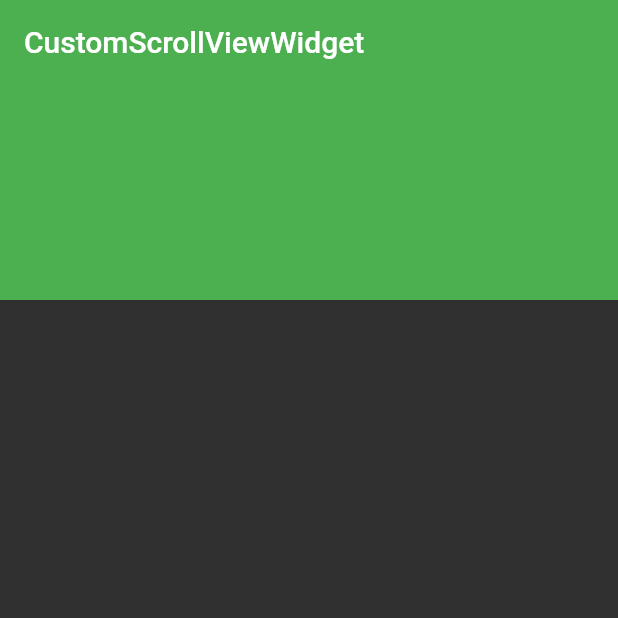
After one commit to RustamovRRR/widgets, a Flutter app: the screen it shows after launch, on a phone screen of 412 x 824 dp, the top half of it. The commit adds this screen. Run offline on Flutter 3.47's test engine with Material 2 defaults, Android fonts, the phone set to English and light mode, and no system bars; our stand-ins replace flutter_easyloading.

Commit message:
CustomScrollView and SliverAppBar

```diff
--- a/lib/main.dart
+++ b/lib/main.dart
@@ -1,5 +1,6 @@
 import "package:flutter/material.dart";
 import 'package:flutter_easyloading/flutter_easyloading.dart';
+import 'package:widgets/scrolls/CustomScrollViewWidget.dart';
 import 'package:widgets/scrolls/GridViewClass.dart';
 import 'package:widgets/scrolls/listViewLayoutProblemi.dart';
 
@@ -44,8 +45,8 @@ class MyApp extends StatelessWidget {
               headline1: TextStyle(
                   color: Color.fromRGBO(156, 39, 176, 1),
                   fontWeight: FontWeight.bold)),
-      ),
-      home: GridViewClass(),
+          brightness: Brightness.dark),
+      home: CustomScrollViewWidget(),
       builder: EasyLoading.init(),
     );
   }
--- /dev/null
+++ b/lib/scrolls/CustomScrollViewWidget.dart
@@ -0,0 +1,19 @@
+import 'package:flutter/material.dart';
+
+class CustomScrollViewWidget extends StatelessWidget {
+  const CustomScrollViewWidget({Key? key}) : super(key: key);
+
+  @override
+  Widget build(BuildContext context) {
+    return Scaffold(
+      body: CustomScrollView(slivers: [
+        SliverAppBar(
+          title: Text("CustomScrollViewWidget"),
+          backgroundColor: Colors.green,
+          expandedHeight: 200,
+          floating: true,
+        ),
+      ]),
+    );
+  }
+}
```
Lines whose indentation alone changed are shown as unchanged.
